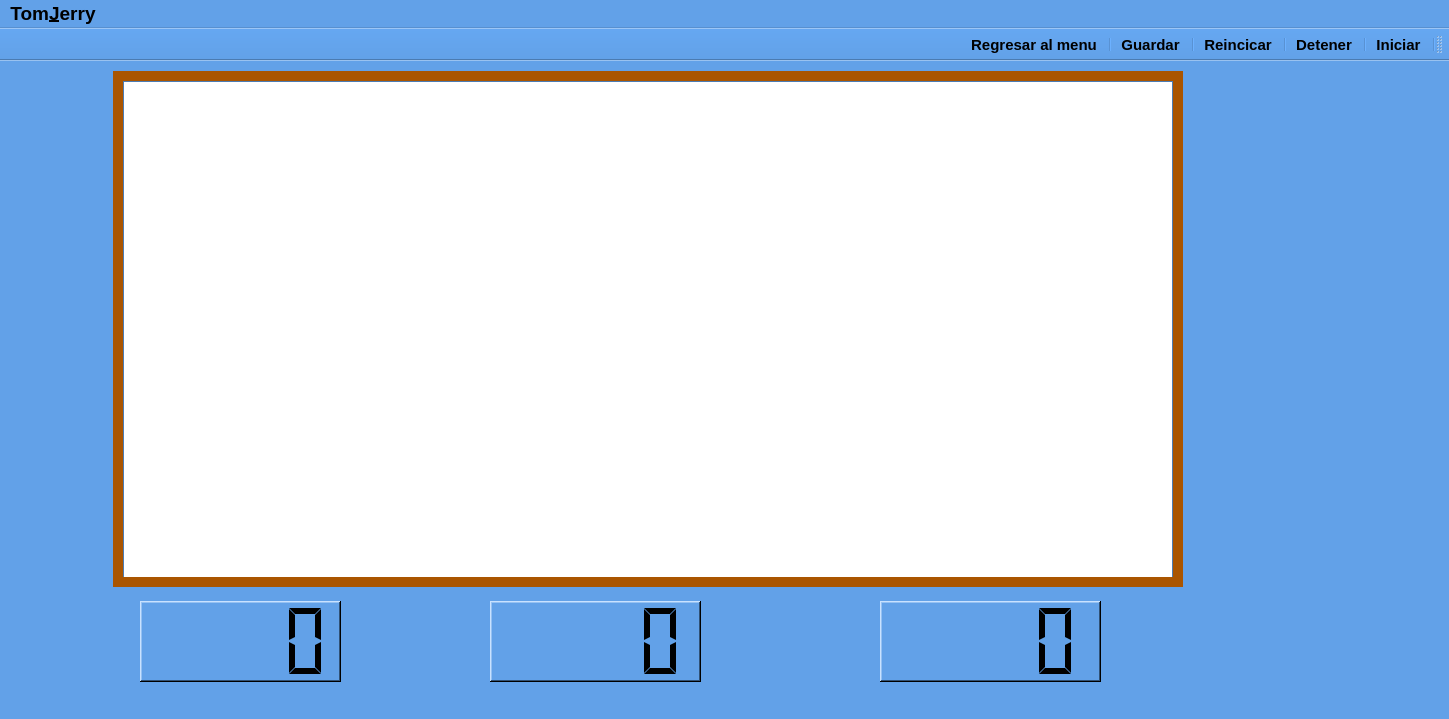
The window that codigoJuego/TomANDJerry/mainwindow.ui (luistorrest/ProyectoFinal) describes before a commit, drawn with Qt 5.
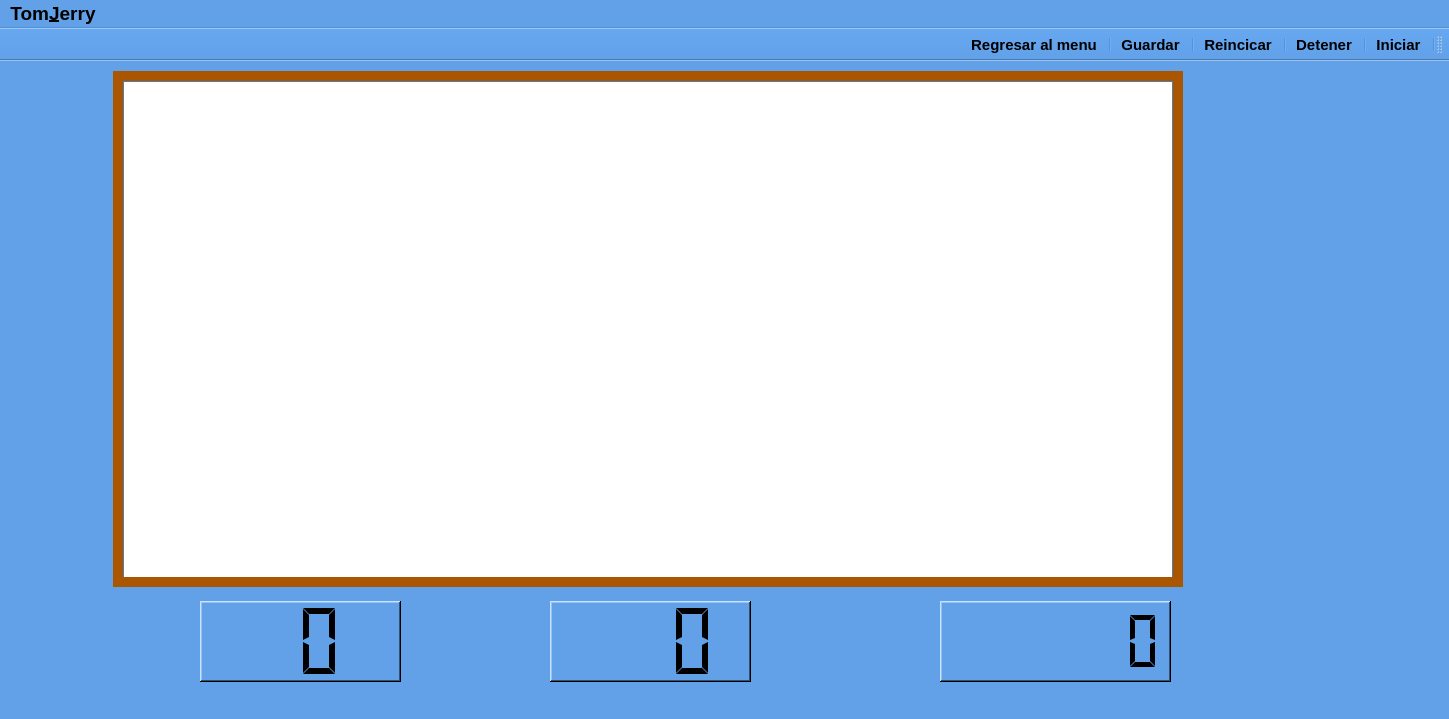
The same window after the commit. Icons and pictures are not drawn.

Diff of the .ui file:
```diff
--- a/codigoJuego/TomANDJerry/mainwindow.ui
+++ b/codigoJuego/TomANDJerry/mainwindow.ui
@@ -498,7 +498,7 @@
    <widget class="QLCDNumber" name="Vida">
     <property name="geometry">
      <rect>
-      <x>140</x>
+      <x>200</x>
       <y>540</y>
       <width>201</width>
       <height>81</height>
@@ -514,7 +514,7 @@
      <bool>true</bool>
     </property>
     <property name="digitCount">
-     <number>4</number>
+     <number>2</number>
     </property>
     <property name="mode">
      <enum>QLCDNumber::Dec</enum>
@@ -529,7 +529,7 @@
    <widget class="QLabel" name="label_3">
     <property name="geometry">
      <rect>
-      <x>160</x>
+      <x>110</x>
       <y>540</y>
       <width>81</width>
       <height>81</height>
@@ -551,7 +551,7 @@
    <widget class="QLabel" name="label_5">
     <property name="geometry">
      <rect>
-      <x>930</x>
+      <x>860</x>
       <y>550</y>
       <width>71</width>
       <height>61</height>
@@ -570,12 +570,17 @@
    <widget class="QLCDNumber" name="Distancia">
     <property name="geometry">
      <rect>
-      <x>880</x>
+      <x>940</x>
       <y>540</y>
-      <width>221</width>
+      <width>231</width>
       <height>81</height>
      </rect>
     </property>
+    <property name="font">
+     <font>
+      <pointsize>9</pointsize>
+     </font>
+    </property>
     <property name="cursor">
      <cursorShape>ForbiddenCursor</cursorShape>
     </property>
@@ -592,7 +597,7 @@
      <bool>true</bool>
     </property>
     <property name="digitCount">
-     <number>4</number>
+     <number>6</number>
     </property>
     <property name="mode">
      <enum>QLCDNumber::Dec</enum>
@@ -604,7 +609,7 @@
    <widget class="QLabel" name="label_6">
     <property name="geometry">
      <rect>
-      <x>500</x>
+      <x>470</x>
       <y>550</y>
       <width>71</width>
       <height>61</height>
@@ -623,9 +628,9 @@
    <widget class="QLCDNumber" name="Monedas">
     <property name="geometry">
      <rect>
-      <x>490</x>
+      <x>550</x>
       <y>540</y>
-      <width>211</width>
+      <width>201</width>
       <height>81</height>
      </rect>
     </property>
@@ -639,7 +644,7 @@
      <bool>true</bool>
     </property>
     <property name="digitCount">
-     <number>4</number>
+     <number>3</number>
     </property>
     <property name="segmentStyle">
      <enum>QLCDNumber::Flat</enum>
```
